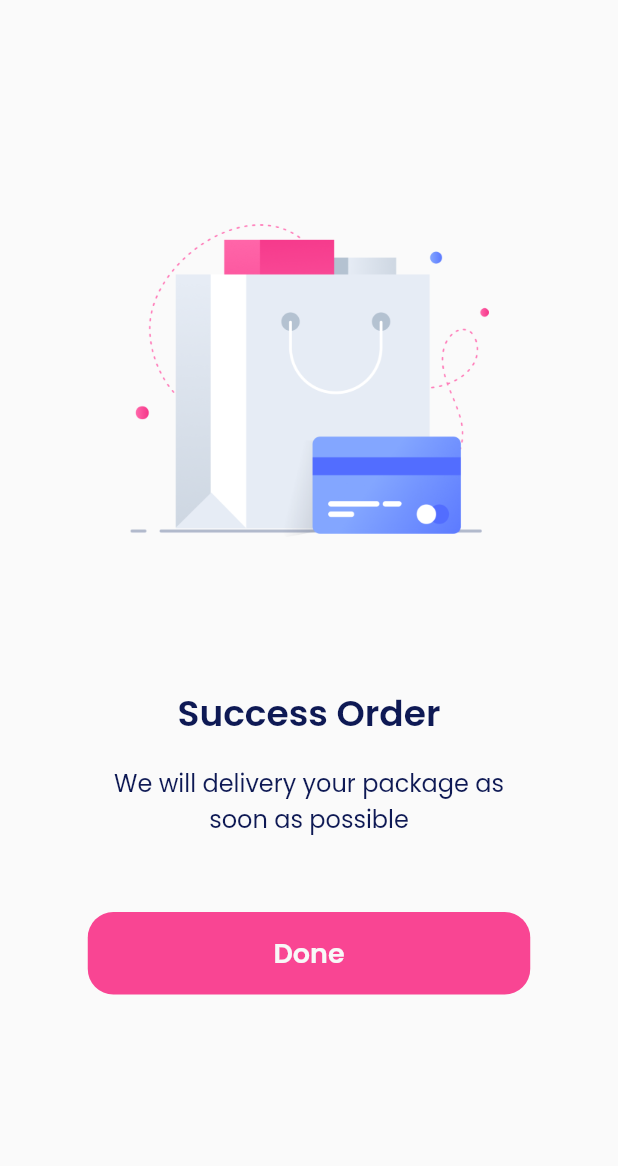
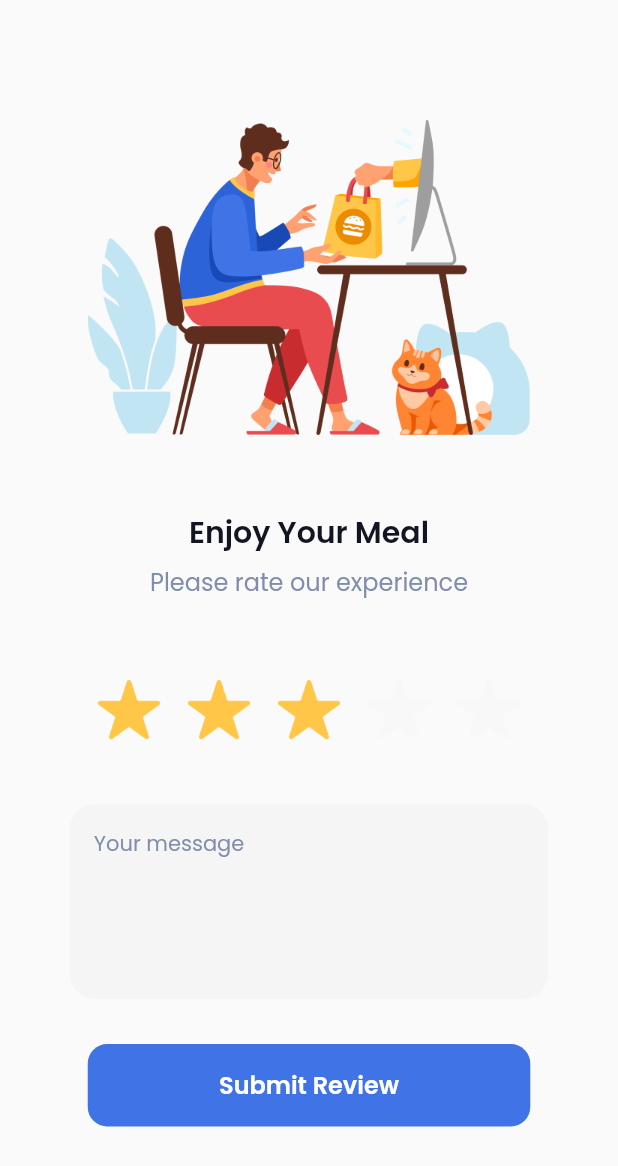
Before and after one commit to RaveNewt/first-flutter-app, a Flutter app: the screen it shows after launch, on a phone screen of 412 x 824 dp. Shown: the top 1166 px of the screen. Run offline on Flutter 3.47's test engine with Material 2 defaults, Android fonts, the phone set to English and light mode, and no system bars; our stand-ins replace google_fonts.

Commit message:
Add rating 1 & 2 page.

```diff
--- a/lib/main.dart
+++ b/lib/main.dart
@@ -3,6 +3,8 @@ import 'package:travel_app/pages/empty_v1.dart';
 import 'package:travel_app/pages/empty_v2.dart';
 import 'package:travel_app/pages/first_signin.dart';
 import 'package:travel_app/pages/first_started.dart';
+import 'package:travel_app/pages/rating2.dart';
+import 'package:travel_app/pages/rating_1.dart';
 import 'package:travel_app/pages/second_signin.dart';
 import 'package:travel_app/pages/second_splash.dart';
 import 'package:travel_app/pages/first_splash.dart';
@@ -15,7 +17,7 @@ class TravelApp extends StatelessWidget {
   Widget build(BuildContext context) {
     return MaterialApp(
       debugShowCheckedModeBanner: false,
-      home: EmptyV1(),
+      home: Rating2(),
     );
   }
 }
--- /dev/null
+++ b/lib/pages/rating2.dart
@@ -0,0 +1,88 @@
+import 'package:flutter/material.dart';
+import 'package:google_fonts/google_fonts.dart';
+import 'package:travel_app/widget/theme.dart';
+
+class Rating2 extends StatelessWidget {
+
+  @override
+  Widget build(BuildContext context) {
+    return Scaffold(
+      body: Padding(
+        padding: const EdgeInsets.only(top:80.0),
+        child: Column(
+          crossAxisAlignment: CrossAxisAlignment.start,
+          children: [
+            Center(
+              child: Image.asset(
+                'assets/home office1.png',
+                width: 295,
+                height: 210,
+              ),
+            ),
+            SizedBox(height: 50,),
+            Center(
+              child: Text(
+                'Enjoy Your Meal',
+                style: SecondRatingTitleText,
+              ),
+            ),
+            SizedBox(height: 6,),
+            Center(
+              child: Text(
+                'Please rate our experience',
+                style: SecondSubText,
+              ),
+            ),
+            SizedBox(height: 50,),
+            Center(
+              child: Image.asset(
+                'assets/stars.png',
+                width: 290,
+                height: 50,
+              ),
+            ),
+            SizedBox(height: 36,),
+            Center(
+              child: Container(
+                alignment: Alignment.topLeft,
+                width: 319,
+                height: 130,
+                decoration: BoxDecoration(
+                  color: Color(0xffF6F5F5),
+                  borderRadius: BorderRadius.circular(17)
+                ),
+                child: Padding(
+                  padding: const EdgeInsets.only(top:16.0, left:16),
+                  child: Text(
+                    'Your message',
+                    style: SecondSubDescText,
+                  ),
+                ),
+              ),
+            ),
+            SizedBox(height: 30,),
+             Center(
+              child: Container(
+                width: 295,
+                height: 55,
+                child: TextButton(
+                  style: TextButton.styleFrom(
+                    backgroundColor: Color(0xff4074E6),
+                    shape: RoundedRectangleBorder(
+                      borderRadius: BorderRadius.circular(13)
+                    )
+                  ),
+                  onPressed: (){},
+                  child: Text(
+                    'Submit Review',
+                    style: SecondRatingButText,
+                  ),
+                ),
+              ),
+            ),
+          ],
+        ),
+      ),
+    );
+  }
+}
--- a/lib/widget/theme.dart
+++ b/lib/widget/theme.dart
@@ -1,6 +1,7 @@
 import 'package:flutter/material.dart';
 import 'package:google_fonts/google_fonts.dart';
 
+//V1 Empty State
 Color blackcolor = Color(0xff0E1954);
 
 TextStyle blackText = GoogleFonts.poppins(
@@ -20,6 +21,7 @@ TextStyle buttonTextStyle = GoogleFonts.poppins(
   fontWeight: FontWeight.w600,
 );
 
+//V2 Empty State
 Color whiteColor = Colors.white;
 
 TextStyle TitleText = GoogleFonts.poppins(
@@ -33,3 +35,53 @@ TextStyle lightWhiteStyle = GoogleFonts.poppins(
   color: whiteColor,
   fontSize: 16,
 );
+
+//Rating one
+TextStyle TitleRating = GoogleFonts.poppins(
+  color: whiteColor,
+  fontSize: 24,
+  fontWeight: FontWeight.w600,
+);
+
+TextStyle PriceRating = GoogleFonts.poppins(
+  color: whiteColor,
+  fontSize: 20,
+);
+
+TextStyle Dlc = GoogleFonts.poppins(
+  color: whiteColor,
+  fontSize: 18,
+  fontWeight: FontWeight.w500,
+);
+
+TextStyle Rating1Button = GoogleFonts.poppins(
+  color: whiteColor,
+  fontSize: 16,
+  fontWeight: FontWeight.w600,
+);
+
+//Rating two
+
+Color blackRating = Color(0xff121622);
+Color greyRating = Color(0xff808EAB);
+
+
+TextStyle SecondRatingTitleText = GoogleFonts.poppins(
+  color: blackRating,
+  fontSize: 20,
+  fontWeight: FontWeight.w600,
+);
+TextStyle SecondSubText = GoogleFonts.poppins(
+  color: greyRating,
+  fontSize: 16,
+);
+TextStyle SecondSubDescText = GoogleFonts.poppins(
+  color: greyRating,
+  fontSize: 14,
+);
+
+TextStyle SecondRatingButText = GoogleFonts.poppins(
+  color: whiteColor,
+  fontSize: 16,
+  fontWeight: FontWeight.w600,
+);
```
Also changed, not shown: lib/pages/rating_1.dart (added, +98 -0 lines), assets/home office1.png (added), assets/pizza.png (added), assets/smile.png (added), assets/smile2.png (added), assets/smile3.png (added), assets/smile4.png (added), assets/stars.png (added).
